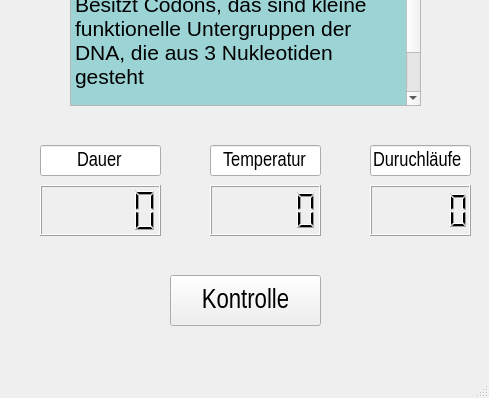
Qt form dipl_Phasenablauf/AblaufWindowSens_v1.ui (diplomarbeit-PCR/Diplomarbeit_PCR) before a commit; both pictures show x 0 to 489 and y 335 to 733 of the 489 by 733 pixel window.
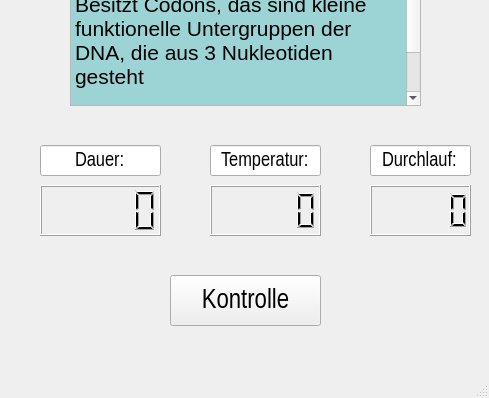
The same form after that commit.

Patch:
```diff
--- a/dipl_Phasenablauf/AblaufWindowSens_v1.ui
+++ b/dipl_Phasenablauf/AblaufWindowSens_v1.ui
@@ -108,7 +108,13 @@
      </font>
     </property>
     <property name="text">
-     <string>Duruchläufe</string>
+     <string>Durchlauf:</string>
+    </property>
+    <property name="alignment">
+     <set>Qt::AlignCenter</set>
+    </property>
+    <property name="readOnly">
+     <bool>true</bool>
     </property>
    </widget>
    <widget class="QLCDNumber" name="Timer_zaehler">
@@ -137,11 +143,14 @@
      </font>
     </property>
     <property name="text">
-     <string>Dauer</string>
+     <string>Dauer:</string>
     </property>
     <property name="alignment">
      <set>Qt::AlignCenter</set>
     </property>
+    <property name="readOnly">
+     <bool>true</bool>
+    </property>
    </widget>
    <widget class="QLCDNumber" name="temp_sensA">
     <property name="geometry">
@@ -169,11 +178,14 @@
      </font>
     </property>
     <property name="text">
-     <string>Temperatur</string>
+     <string>Temperatur:</string>
     </property>
     <property name="alignment">
      <set>Qt::AlignCenter</set>
     </property>
+    <property name="readOnly">
+     <bool>true</bool>
+    </property>
    </widget>
   </widget>
   <widget class="QMenuBar" name="menubar">
```
